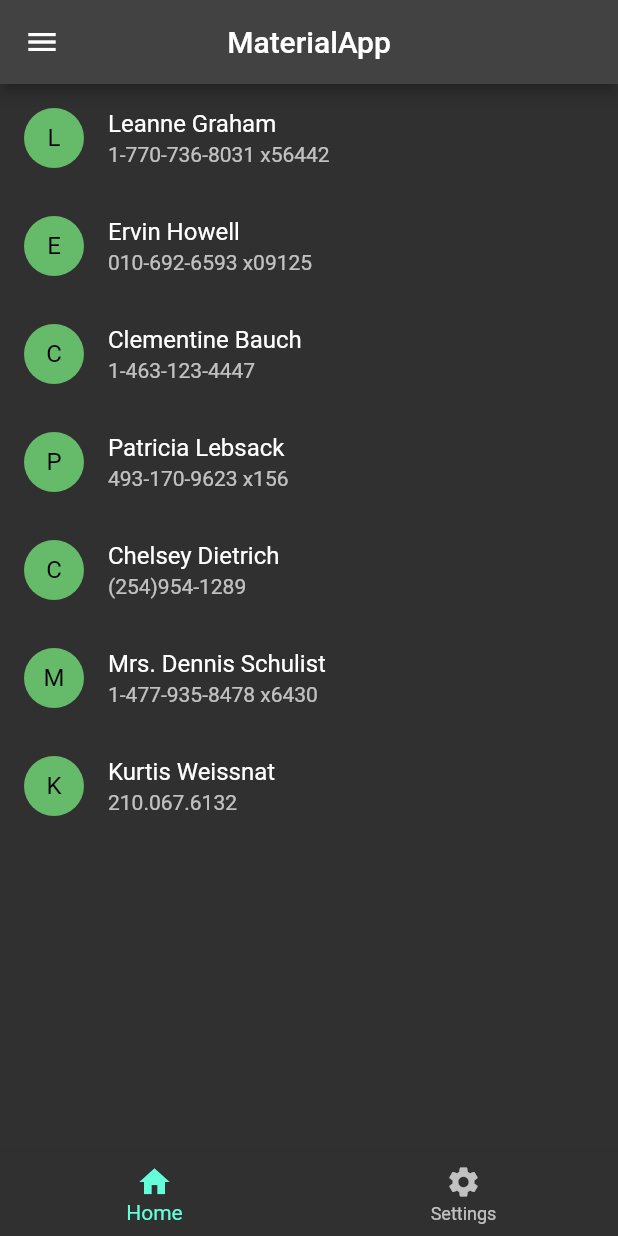
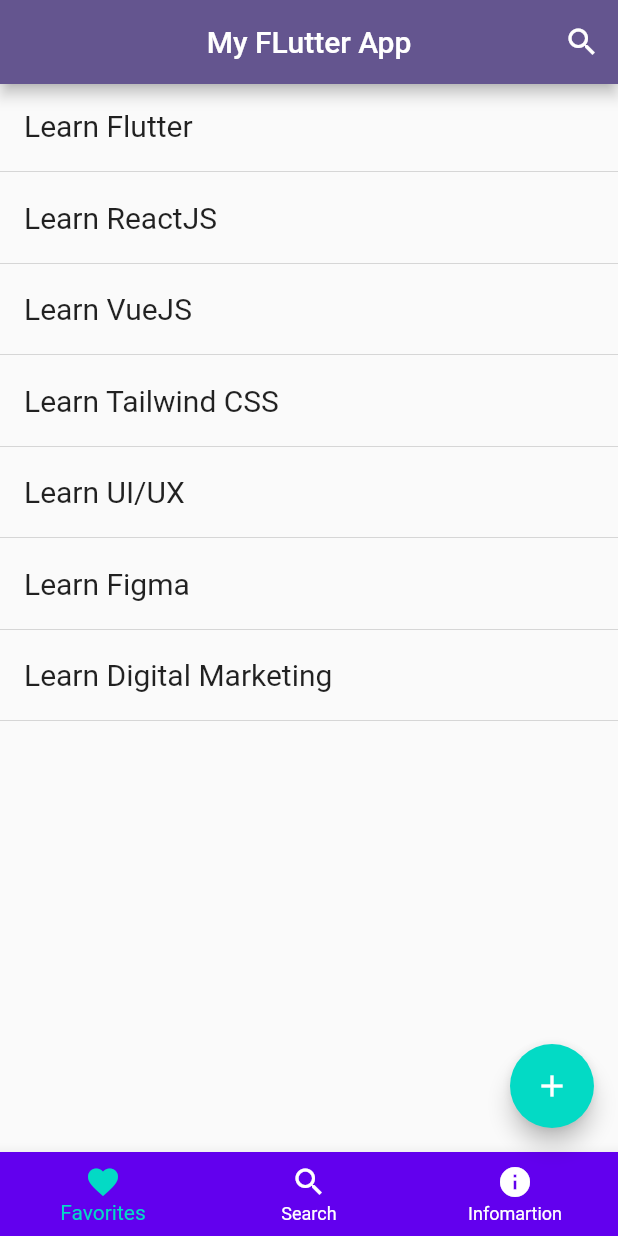
Before and after one commit to JerikoJei/flutter_Jeriko, a Flutter app: the screen it shows after launch, on a phone screen of 412 x 824 dp. Run offline on Flutter 3.47's test engine with Material 2 defaults, Android fonts, the phone set to English and light mode, and no system bars.

Commit message:
add eksplorasi

```diff
--- a/10_Platform-Widget/Praktikum/Prioritas 1/myproject/lib/main.dart
+++ b/10_Platform-Widget/Praktikum/Prioritas 1/myproject/lib/main.dart
@@ -1,6 +1,6 @@
 import 'package:flutter/material.dart';
-import './material.dart';
+import './my_flutter.dart';
 
 void main() {
-  runApp(const MyApp());
+  runApp(const Myflutter());
 }
--- /dev/null
+++ b/10_Platform-Widget/Praktikum/Prioritas 1/myproject/lib/my_flutter.dart
@@ -0,0 +1,25 @@
+import 'package:flutter/material.dart';
+import './my_fluttter_page.dart';
+
+class Myflutter extends StatefulWidget {
+  const Myflutter({super.key});
+
+  @override
+  State<Myflutter> createState() => _MyflutterState();
+}
+
+class _MyflutterState extends State<Myflutter> {
+  @override
+  Widget build(BuildContext context) {
+    return MaterialApp(
+      title: 'Test Flutter',
+      theme: ThemeData(
+        colorScheme: ColorScheme.fromSeed(
+          seedColor: const Color(0xFF6200ee),
+          secondary: const Color(0xFF03DAC5),
+        ),
+      ),
+      home: const MyflutterPage(),
+    );
+  }
+}
--- /dev/null
+++ b/10_Platform-Widget/Praktikum/Prioritas 1/myproject/lib/my_flutter_search.dart
@@ -0,0 +1,32 @@
+import 'package:flutter/material.dart';
+
+class SearchPage extends StatelessWidget {
+  const SearchPage({Key? key}) : super(key: key);
+
+  @override
+  Widget build(BuildContext context) {
+    return Scaffold(
+      appBar: AppBar(
+        title: Container(
+          width: double.infinity,
+          height: 40,
+          decoration: BoxDecoration(
+              color: Colors.white, borderRadius: BorderRadius.circular(5)),
+          child: Center(
+            child: TextField(
+              decoration: InputDecoration(
+                prefixIcon: const Icon(Icons.search),
+                suffixIcon: IconButton(
+                  icon: const Icon(Icons.clear),
+                  onPressed: () {
+                    /* Clear the search field */
+                  },
+                ),
+              ),
+            ),
+          ),
+        ),
+      ),
+    );
+  }
+}
--- /dev/null
+++ b/10_Platform-Widget/Praktikum/Prioritas 1/myproject/lib/my_fluttter_page.dart
@@ -0,0 +1,123 @@
+import 'package:flutter/material.dart';
+import 'package:myproject/my_flutter_search.dart';
+
+class MyflutterPage extends StatefulWidget {
+  const MyflutterPage({super.key});
+
+  @override
+  State<MyflutterPage> createState() => _MyflutterPageState();
+}
+
+class _MyflutterPageState extends State<MyflutterPage> {
+  @override
+  Widget build(BuildContext context) {
+    return Scaffold(
+      appBar: AppBar(
+        centerTitle: true,
+        title: const Text('My FLutter App'),
+        actions: [
+          IconButton(
+              onPressed: () => Navigator.of(context)
+                  .push(MaterialPageRoute(builder: (_) => const SearchPage())),
+              icon: const Icon(Icons.search)),
+        ],
+      ),
+      body: Center(
+        child: ListView(children: const <Widget>[
+          ListTile(
+            title: Text(
+              'Learn Flutter',
+              style: TextStyle(fontSize: 20),
+            ),
+          ),
+          Divider(
+            height: 5,
+            color: Colors.black,
+            thickness: 0.1,
+          ),
+          ListTile(
+            title: Text(
+              'Learn ReactJS',
+              style: TextStyle(fontSize: 20),
+            ),
+          ),
+          Divider(
+            height: 5,
+            color: Colors.black,
+            thickness: 0.1,
+          ),
+          ListTile(
+            title: Text(
+              'Learn VueJS',
+              style: TextStyle(fontSize: 20),
+            ),
+          ),
+          Divider(
+            height: 5,
+            color: Colors.black,
+            thickness: 0.1,
+          ),
+          ListTile(
+            title: Text(
+              'Learn Tailwind CSS',
+              style: TextStyle(fontSize: 20),
+            ),
+          ),
+          Divider(
+            height: 5,
+            color: Colors.black,
+            thickness: 0.1,
+          ),
+          ListTile(
+            title: Text(
+              'Learn UI/UX',
+              style: TextStyle(fontSize: 20),
+            ),
+          ),
+          Divider(
+            height: 5,
+            color: Colors.black,
+            thickness: 0.1,
+          ),
+          ListTile(
+            title: Text(
+              'Learn Figma',
+              style: TextStyle(fontSize: 20),
+            ),
+          ),
+          Divider(
+            height: 5,
+            color: Colors.black,
+            thickness: 0.1,
+          ),
+          ListTile(
+            title: Text(
+              'Learn Digital Marketing',
+              style: TextStyle(fontSize: 20),
+            ),
+          ),
+          Divider(
+            height: 5,
+            color: Colors.black,
+            thickness: 0.1,
+          ),
+        ]),
+      ),
+      floatingActionButton: const FloatingActionButton(
+        onPressed: null,
+        child: Icon(Icons.add),
+      ),
+      bottomNavigationBar: BottomNavigationBar(
+        backgroundColor: const Color(0xFF6200ee),
+        unselectedItemColor: Colors.white,
+        selectedItemColor: const Color(0xFF03DAC5),
+        items: const [
+          BottomNavigationBarItem(
+              icon: Icon(Icons.favorite), label: 'Favorites'),
+          BottomNavigationBarItem(icon: Icon(Icons.search), label: 'Search'),
+          BottomNavigationBarItem(icon: Icon(Icons.info), label: 'Infomartion'),
+        ],
+      ),
+    );
+  }
+}
```
